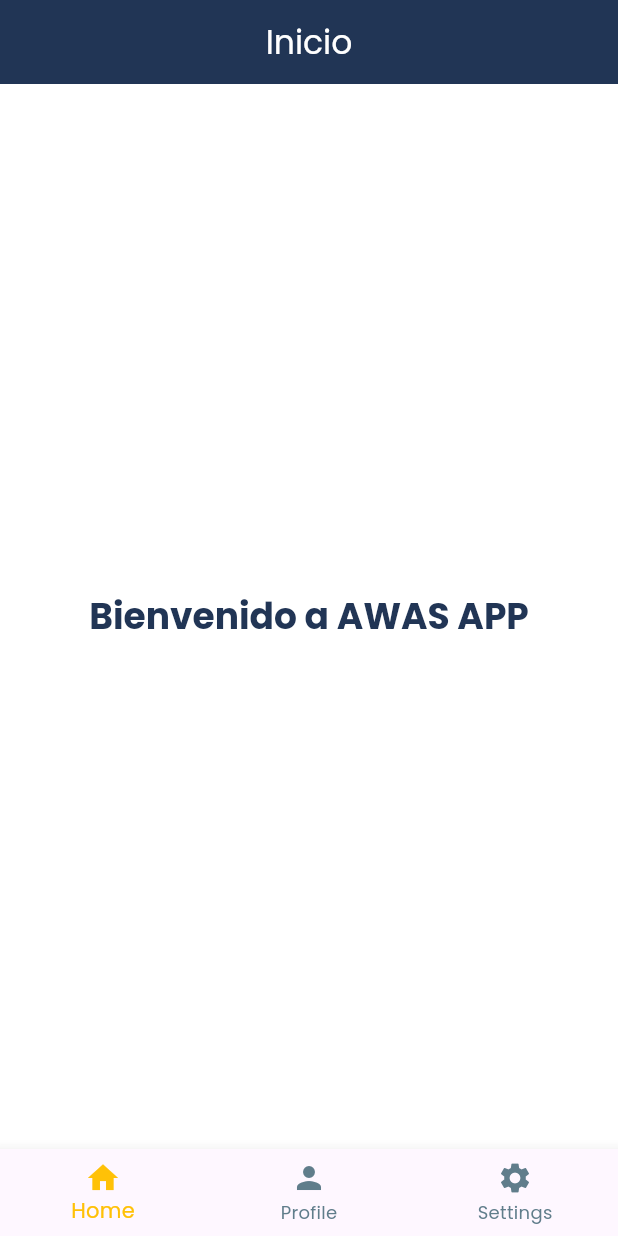
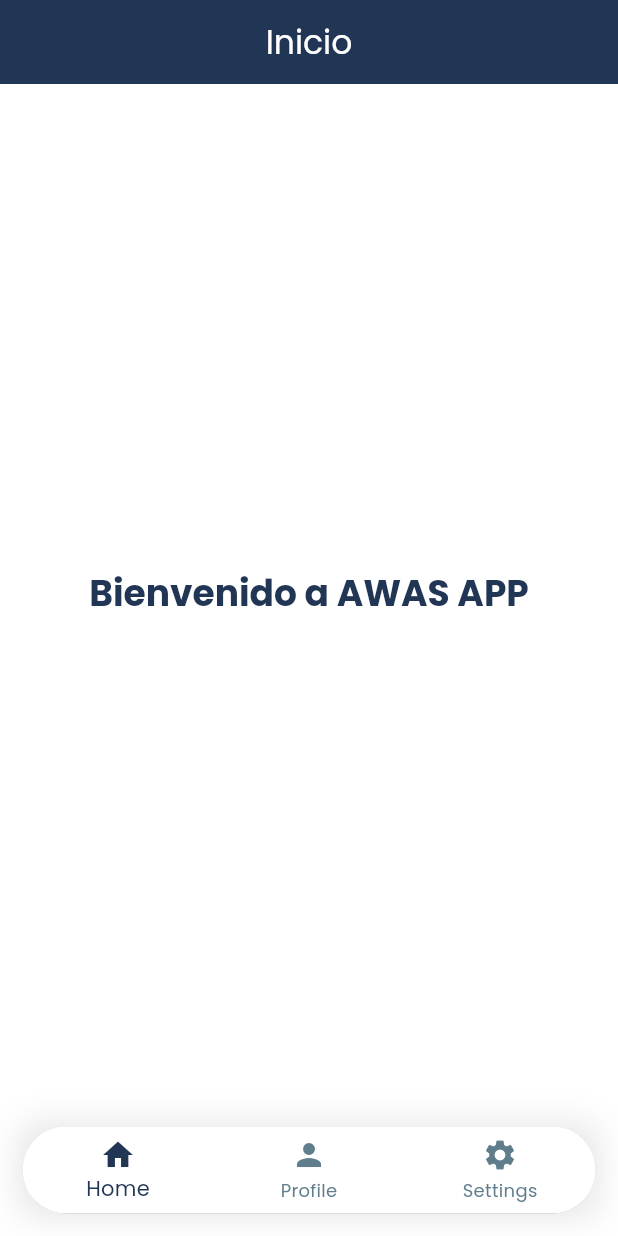
Before and after one commit to DiegoAragon13/awasApp, a Flutter app: the screen it shows after launch, on a phone screen of 412 x 824 dp. Run offline on Flutter 3.47's test engine with Material 3 defaults, Android fonts, the phone set to English and light mode, and no system bars; our stand-ins replace google_fonts.

Commit message:
Modificacion ligera del tema y mejora del diseño del bottom nav bar

```diff
--- a/lib/utils/themes/theme.dart
+++ b/lib/utils/themes/theme.dart
@@ -7,9 +7,15 @@ class ThemeApp {
   static ThemeData lightTheme = ThemeData(
     useMaterial3: true,
     fontFamily: GoogleFonts.poppins().fontFamily,
+    splashColor: Colors.transparent,
     brightness: Brightness.light,
     primaryColor: const Color(0xFF213555),
+    shadowColor: const Color.fromARGB(30, 0, 0, 0),
     scaffoldBackgroundColor: Colors.white,
+    colorScheme: const ColorScheme.light(
+      primary: Color(0xFF213555),
+      secondary: Color.fromARGB(255, 255, 255, 255), // Color más claro que el scaffold
+    ),
     textTheme: TextTheme(
       bodyLarge: TextStyle(
         fontSize: 14,
@@ -26,11 +32,22 @@ class ThemeApp {
   );
 
   static ThemeData darktTheme = ThemeData(
+    splashColor: Colors.transparent,
     useMaterial3: true,
     fontFamily: GoogleFonts.poppins().fontFamily,
     brightness: Brightness.dark,
     primaryColor: const Color(0xFF213555),
-    scaffoldBackgroundColor: Colors.black,
+    scaffoldBackgroundColor: const Color.fromARGB(255, 6, 6, 6),
+    shadowColor: const Color.fromARGB(39, 7, 7, 13),
+    colorScheme: const ColorScheme.dark(
+      primary: Color(0xFF213555),
+      secondary: Color.fromARGB(
+        255,
+        9,
+        9,
+        9,
+      ), // Color más claro que el scaffold
+    ),
     textTheme: TextTheme(
       bodyLarge: TextStyle(
         fontSize: 14,
--- a/lib/widgets/bottom_bar_widget.dart
+++ b/lib/widgets/bottom_bar_widget.dart
@@ -18,21 +18,38 @@ class _BottomBarWidgetState extends State<BottomBarWidget> {
 
   @override
   Widget build(BuildContext context) {
-    return BottomNavigationBar(
+    return Container(
+      margin: const EdgeInsets.symmetric(horizontal: 15, vertical: 15),
+      decoration: BoxDecoration(
+        // borderRadius: BorderRadius.circular(40), // Mueve el borderRadius aquí
+        // border: Border.all(
+        //   color: const Color.fromARGB(255, 11, 11, 11), // Color del borde
+        //   width: 0.5, // Ancho del borde
+        // ),
+        boxShadow: [
+          BoxShadow(
+            color: Theme.of(context).shadowColor,
+            spreadRadius: 0,
+            blurRadius: 20,
+            offset: const Offset(0, 0), // changes position of shadow
+          ),
+        ],
+      ),
+      child: ClipRRect(
+        borderRadius: BorderRadius.circular(40),
+        child: BottomNavigationBar(
+          backgroundColor:
+              Theme.of(
+                context,
+              ).colorScheme.secondary, //Para que tome el color del tema
           showSelectedLabels: true,
           showUnselectedLabels: true,
           type: BottomNavigationBarType.fixed,
-      selectedItemColor: Colors.amber,
+          selectedItemColor: Theme.of(context).primaryColor,
           unselectedItemColor: Colors.blueGrey,
           items: const <BottomNavigationBarItem>[
-        BottomNavigationBarItem(
-          icon: Icon(Icons.home),
-          label: 'Home',
-        ),
-        BottomNavigationBarItem(
-          icon: Icon(Icons.person),
-          label: 'Profile',
-        ),
+            BottomNavigationBarItem(icon: Icon(Icons.home), label: 'Home'),
+            BottomNavigationBarItem(icon: Icon(Icons.person), label: 'Profile'),
             BottomNavigationBarItem(
               icon: Icon(Icons.settings),
               label: 'Settings',
@@ -40,6 +57,8 @@ class _BottomBarWidgetState extends State<BottomBarWidget> {
           ],
           currentIndex: _selectedIndex,
           onTap: _onItemTapped,
+        ),
+      ),
     );
   }
 }
```
Lines whose indentation alone changed are shown as unchanged.
